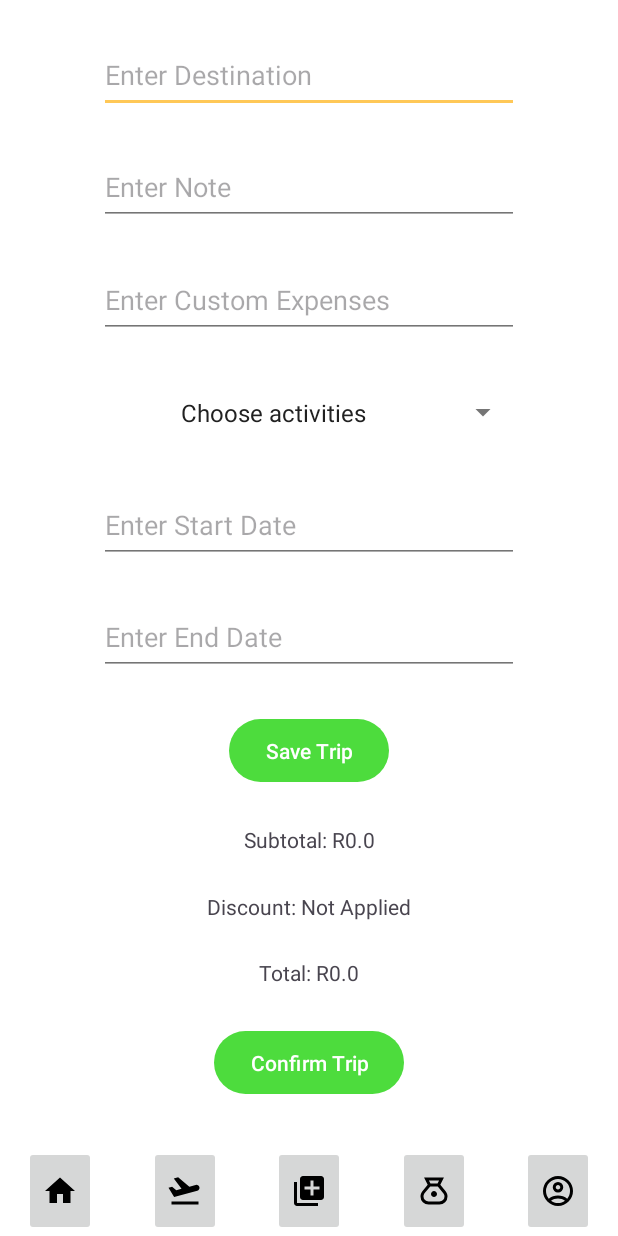
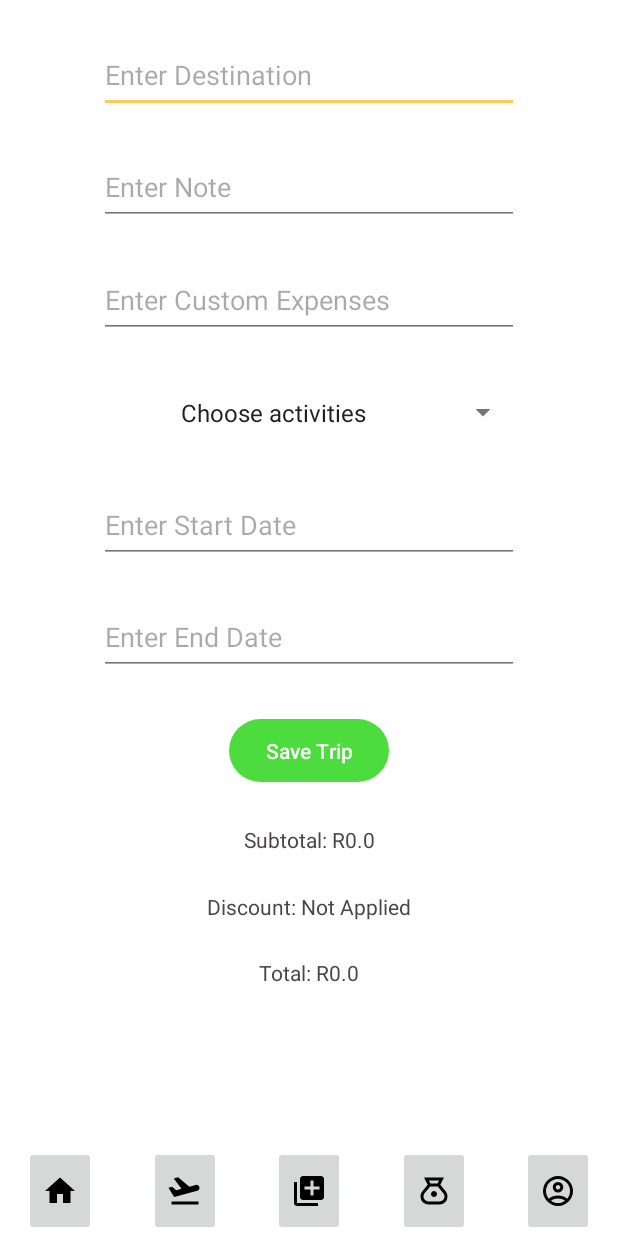
Before and after one commit to JeffyJ080/TripBudy_Mobile_Application, an Android app: the TripPlanningActivity screen opened directly, with no data from a screen before it, after a tap on "Save Trip", on a phone screen of 412 x 824 dp. Run offline under Robolectric (Android 15) with nearby library versions, the phone set to English and light mode, and no system bars.

Commit message:
Trip planning complete.

```diff
--- a/app/src/main/java/com/example/tripbudymobileapplication/ui/TripPlanningActivity.java
+++ b/app/src/main/java/com/example/tripbudymobileapplication/ui/TripPlanningActivity.java
@@ -119,6 +119,7 @@ public class TripPlanningActivity extends AppCompatActivity implements AdapterVi
 
         btnSaveTrip.setOnClickListener(v -> {
             createTrip();
+            btnSaveTrip.setVisibility(View.VISIBLE);
             Trip.saveTrip(trip);
         });
 
--- a/app/src/main/res/layout-land/activity_tripplanning.xml
+++ b/app/src/main/res/layout-land/activity_tripplanning.xml
@@ -158,7 +158,7 @@
         android:layout_height="50dp"
         android:layout_marginBottom="57dp"
         android:text="Confirm Trip"
-        android:visibility="visible"
+        android:visibility="invisible"
         app:layout_constraintBottom_toBottomOf="parent"
         app:layout_constraintEnd_toStartOf="@+id/guideline2"
         app:layout_constraintStart_toEndOf="@+id/editTextDate2" />
--- a/app/src/main/res/layout/activity_tripplanning.xml
+++ b/app/src/main/res/layout/activity_tripplanning.xml
@@ -138,7 +138,7 @@
         android:layout_width="wrap_content"
         android:layout_height="50dp"
         android:text="Confirm Trip"
-        android:visibility="visible"
+        android:visibility="invisible"
         app:layout_constraintBottom_toTopOf="@+id/guideline6"
         app:layout_constraintEnd_toEndOf="parent"
         app:layout_constraintHorizontal_bias="0.5"
```
